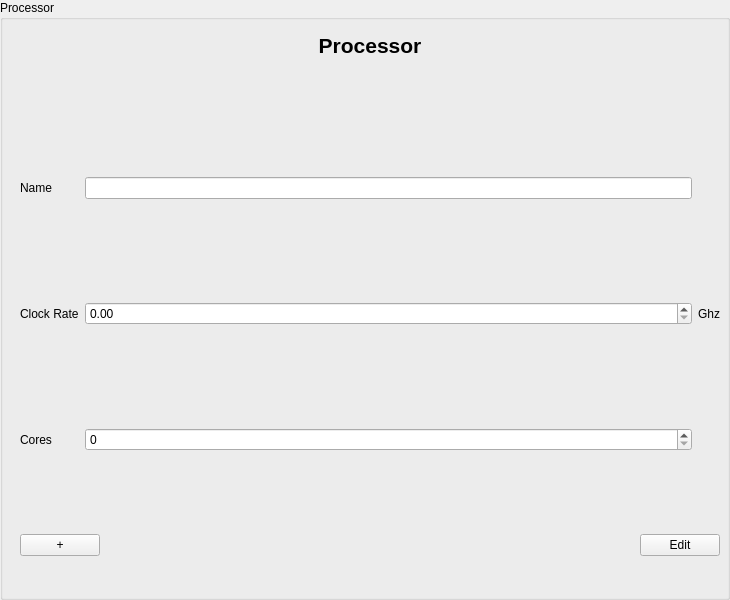
Qt form src/app/processorinputarea.ui (jmuelbert/jmbde-QT) before a commit.
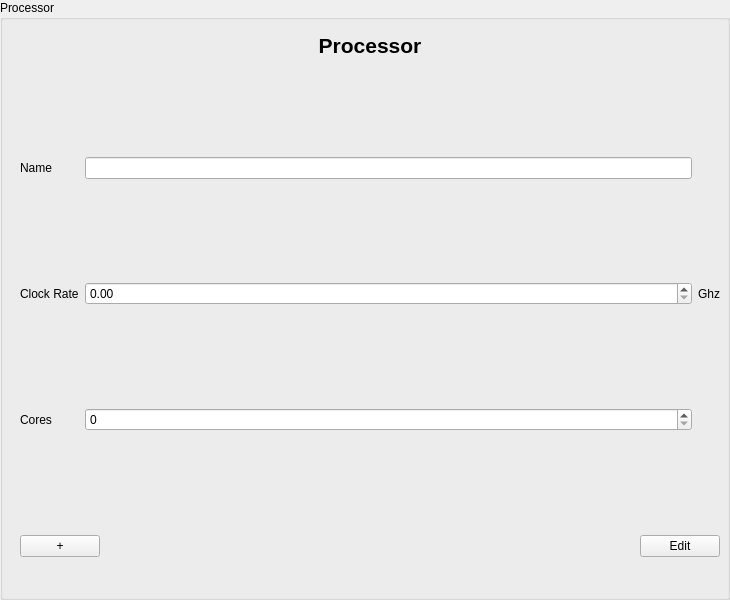
The same form after that commit.

Diff of the .ui file:
```diff
--- a/src/app/processorinputarea.ui
+++ b/src/app/processorinputarea.ui
@@ -63,7 +63,7 @@
       <x>10</x>
       <y>500</y>
       <width>700</width>
-      <height>30</height>
+      <height>32</height>
      </rect>
     </property>
     <layout class="QHBoxLayout" name="horizontalLayout">
@@ -100,9 +100,9 @@
     <property name="geometry">
      <rect>
       <x>10</x>
-      <y>50</y>
+      <y>30</y>
       <width>700</width>
-      <height>470</height>
+      <height>471</height>
      </rect>
     </property>
     <layout class="QGridLayout" name="gridLayout">
```
